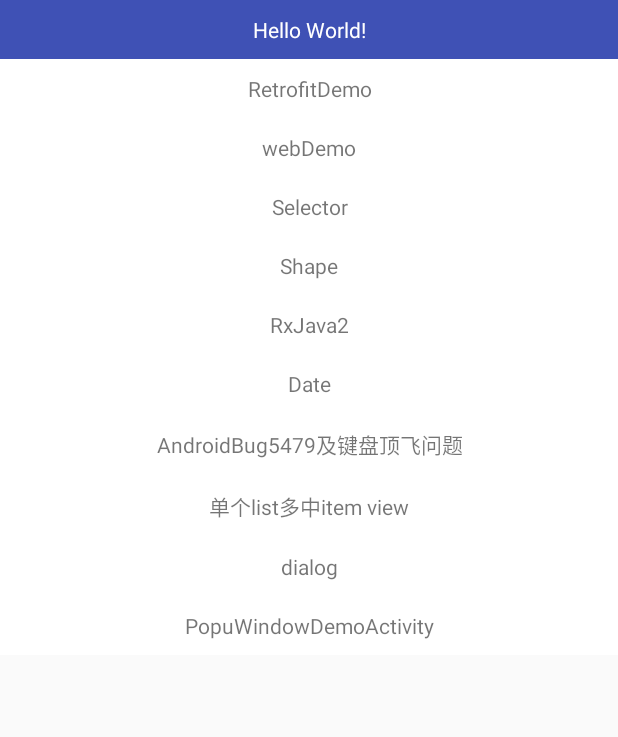
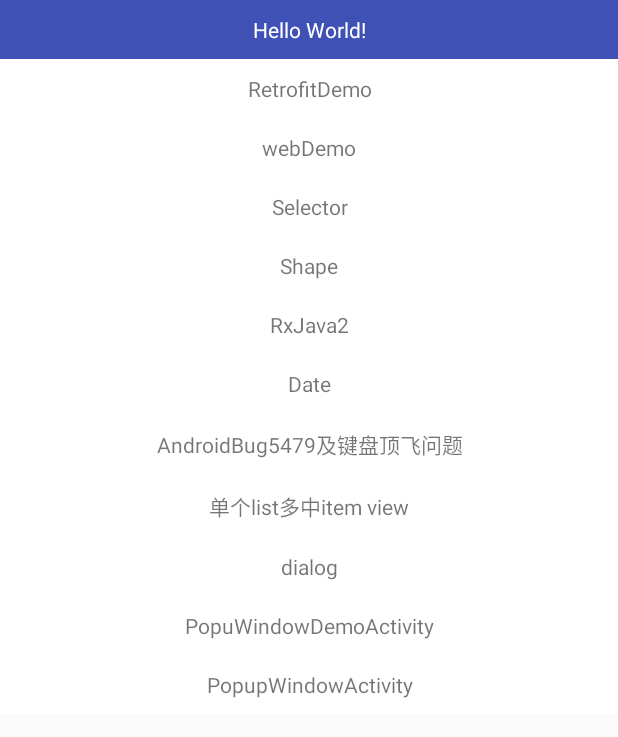
Before and after one commit to tanglonghui/Demo, an Android app: the screen it shows after launch (MainActivity), on a phone screen of 412 x 824 dp. Shown: the top 737 px of the screen. Run offline under Robolectric (Android 15) with nearby library versions, the phone set to English and light mode, and no system bars; our stand-ins replace ButterKnife.

Commit message:
Popwindow demo

```diff
--- a/app/src/main/java/com/example/administrator/demo/MainActivity.java
+++ b/app/src/main/java/com/example/administrator/demo/MainActivity.java
@@ -11,6 +11,7 @@
 import android.widget.TextView;
 
 import com.example.administrator.demo.AndroidBug5497.AndroidBug5479Activity;
+import com.example.administrator.demo.PopupWindow.PopupWindowActivity;
 import com.example.administrator.demo.PopupWindow.popupwindowFromGitHup.activity.PopuWindowDemoActivity;
 import com.example.administrator.demo.adapter.EasyAdapter;
 import com.example.administrator.demo.date.DateActivity;
@@ -76,6 +77,7 @@
         mList.add(new EasyModel("单个list多中item view", OpenRecordActivity.class));
         mList.add(new EasyModel("dialog", DialogActivity.class));
         mList.add(new EasyModel("PopuWindowDemoActivity", PopuWindowDemoActivity.class));
+        mList.add(new EasyModel("PopupWindowActivity", PopupWindowActivity.class));
     }
 
     @OnClick(R.id.tv_Test)
```
